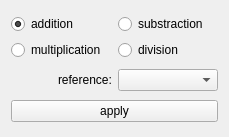
The window that src/view/ui/Operation.ui (Hboni/francis) describes before a commit, drawn with Qt 5.
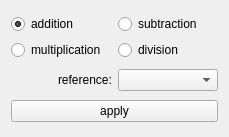
The same window after the commit.

```diff
--- a/src/view/ui/Operation.ui
+++ b/src/view/ui/Operation.ui
@@ -36,7 +36,7 @@
      <item row="0" column="1">
       <widget class="QRadioButton" name="substraction">
        <property name="text">
-        <string>substraction</string>
+        <string>subtraction</string>
        </property>
       </widget>
      </item>
```
Left out of the diff: 8 changed lines with no effect on the pictures.
